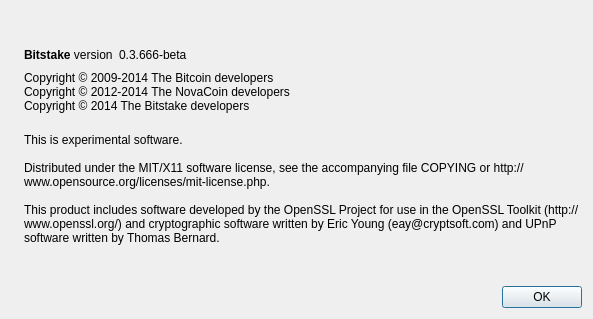
Qt form src/qt/forms/aboutdialog.ui (Bitstake/bitstakesource) before a commit.
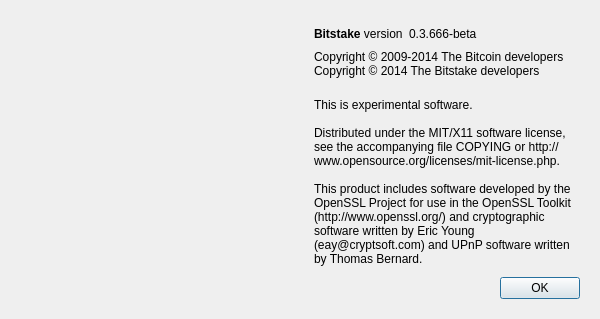
The same form after that commit. Icons and pictures are not drawn.

```diff
--- a/src/qt/forms/aboutdialog.ui
+++ b/src/qt/forms/aboutdialog.ui
@@ -6,10 +6,16 @@
    <rect>
     <x>0</x>
     <y>0</y>
-    <width>593</width>
+    <width>600</width>
     <height>319</height>
    </rect>
   </property>
+  <property name="minimumSize">
+   <size>
+    <width>600</width>
+    <height>319</height>
+   </size>
+  </property>
   <property name="windowTitle">
    <string>About Bitstake</string>
   </property>
@@ -17,17 +23,36 @@
    <item>
     <widget class="QLabel" name="label_4">
      <property name="sizePolicy">
-      <sizepolicy hsizetype="Preferred" vsizetype="Ignored">
+      <sizepolicy hsizetype="Maximum" vsizetype="Maximum">
        <horstretch>0</horstretch>
        <verstretch>0</verstretch>
       </sizepolicy>
      </property>
+     <property name="minimumSize">
+      <size>
+       <width>288</width>
+       <height>301</height>
+      </size>
+     </property>
+     <property name="maximumSize">
+      <size>
+       <width>288</width>
+       <height>301</height>
+      </size>
+     </property>
      <property name="pixmap">
       <pixmap resource="../bitcoin.qrc">:/images/about</pixmap>
      </property>
     </widget>
    </item>
    <item>
+    <widget class="QWidget" name="container" native="true">
+     <property name="sizePolicy">
+      <sizepolicy hsizetype="Expanding" vsizetype="Expanding">
+       <horstretch>0</horstretch>
+       <verstretch>0</verstretch>
+      </sizepolicy>
+     </property>
     <layout class="QVBoxLayout" name="verticalLayout_2">
      <item>
       <spacer name="verticalSpacer_2">
@@ -92,7 +117,6 @@
        </property>
        <property name="text">
         <string>Copyright © 2009-2014 The Bitcoin developers
-Copyright © 2012-2014 The NovaCoin developers
 Copyright © 2014 The Bitstake developers</string>
        </property>
        <property name="textInteractionFlags">
@@ -145,6 +169,7 @@
       </widget>
      </item>
     </layout>
+    </widget>
    </item>
   </layout>
  </widget>
```
Left out of the diff: 40 changed lines with no effect on the pictures. Lines whose indentation alone changed are shown as unchanged.
